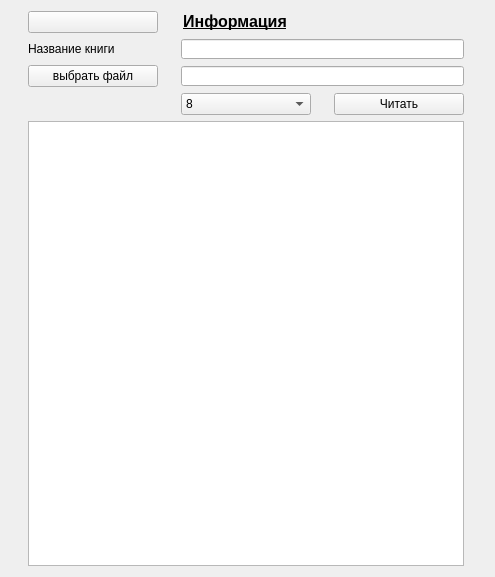
The window that Design/Read.ui (Notkefir/CommonReadder) describes before a commit, drawn with Qt 5.
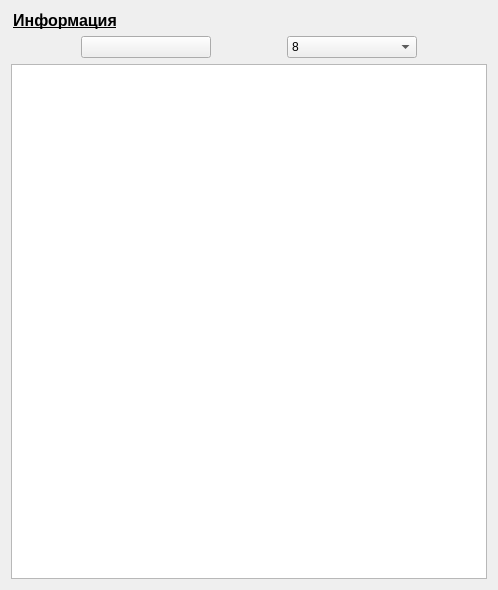
The same window after the commit.

The edit to the form file:
```diff
--- a/Design/Read.ui
+++ b/Design/Read.ui
@@ -6,8 +6,8 @@
    <rect>
     <x>0</x>
     <y>0</y>
-    <width>495</width>
-    <height>577</height>
+    <width>498</width>
+    <height>590</height>
    </rect>
   </property>
   <property name="windowTitle">
@@ -15,95 +15,24 @@
   </property>
   <layout class="QGridLayout" name="gridLayout">
    <item row="3" column="0">
-    <widget class="QPushButton" name="openfbtn">
-     <property name="maximumSize">
-      <size>
-       <width>130</width>
-       <height>23</height>
-      </size>
-     </property>
-     <property name="text">
-      <string>выбрать файл</string>
-     </property>
-    </widget>
-   </item>
-   <item row="0" column="0">
-    <widget class="QPushButton" name="pushButton">
-     <property name="text">
-      <string/>
-     </property>
-    </widget>
-   </item>
-   <item row="3" column="1" colspan="2">
-    <widget class="QLineEdit" name="fileedt">
-     <property name="maximumSize">
-      <size>
-       <width>300</width>
-       <height>20</height>
-      </size>
-     </property>
-    </widget>
-   </item>
-   <item row="0" column="1" colspan="2">
-    <widget class="QLabel" name="label_3">
-     <property name="maximumSize">
-      <size>
-       <width>108</width>
-       <height>19</height>
-      </size>
-     </property>
-     <property name="text">
-      <string>&lt;html&gt;&lt;head/&gt;&lt;body&gt;&lt;p align=&quot;center&quot;&gt;&lt;span style=&quot; font-size:12pt; font-weight:600; text-decoration: underline;&quot;&gt;Информация&lt;/span&gt;&lt;/p&gt;&lt;/body&gt;&lt;/html&gt;</string>
-     </property>
-    </widget>
-   </item>
-   <item row="4" column="0">
-    <widget class="QLabel" name="wronglbl">
-     <property name="text">
-      <string/>
-     </property>
-    </widget>
-   </item>
-   <item row="4" column="2">
-    <widget class="QPushButton" name="readbtn">
-     <property name="maximumSize">
-      <size>
-       <width>130</width>
-       <height>23</height>
-      </size>
-     </property>
-     <property name="whatsThis">
-      <string>&lt;html&gt;&lt;head/&gt;&lt;body&gt;&lt;p&gt;&lt;span style=&quot; font-size:11pt; font-weight:600;&quot;&gt;Чиать&lt;/span&gt;&lt;/p&gt;&lt;/body&gt;&lt;/html&gt;</string>
-     </property>
-     <property name="text">
-      <string>Читать</string>
-     </property>
-    </widget>
-   </item>
-   <item row="2" column="1" colspan="2">
-    <widget class="QLineEdit" name="titleedt">
-     <property name="maximumSize">
-      <size>
-       <width>300</width>
-       <height>20</height>
-      </size>
-     </property>
-    </widget>
+    <widget class="QPlainTextEdit" name="plainTextEdit"/>
    </item>
    <item row="2" column="0">
-    <widget class="QLabel" name="label">
+    <layout class="QHBoxLayout" name="horizontalLayout">
+     <item>
+      <widget class="QPushButton" name="pushButton">
      <property name="maximumSize">
       <size>
        <width>130</width>
-       <height>16</height>
+         <height>23</height>
       </size>
      </property>
      <property name="text">
-      <string>Название книги</string>
+        <string/>
      </property>
     </widget>
    </item>
-   <item row="4" column="1">
+     <item>
     <widget class="QComboBox" name="comboBox">
      <property name="maximumSize">
       <size>
@@ -151,8 +80,20 @@
      </item>
     </widget>
    </item>
-   <item row="5" column="0" colspan="3">
-    <widget class="QPlainTextEdit" name="plainTextEdit"/>
+    </layout>
+   </item>
+   <item row="1" column="0">
+    <widget class="QLabel" name="label_3">
+     <property name="maximumSize">
+      <size>
+       <width>108</width>
+       <height>19</height>
+      </size>
+     </property>
+     <property name="text">
+      <string>&lt;html&gt;&lt;head/&gt;&lt;body&gt;&lt;p align=&quot;center&quot;&gt;&lt;span style=&quot; font-size:12pt; font-weight:600; text-decoration: underline;&quot;&gt;Информация&lt;/span&gt;&lt;/p&gt;&lt;/body&gt;&lt;/html&gt;</string>
+     </property>
+    </widget>
    </item>
   </layout>
  </widget>
```
Lines whose indentation alone changed are shown as unchanged.
